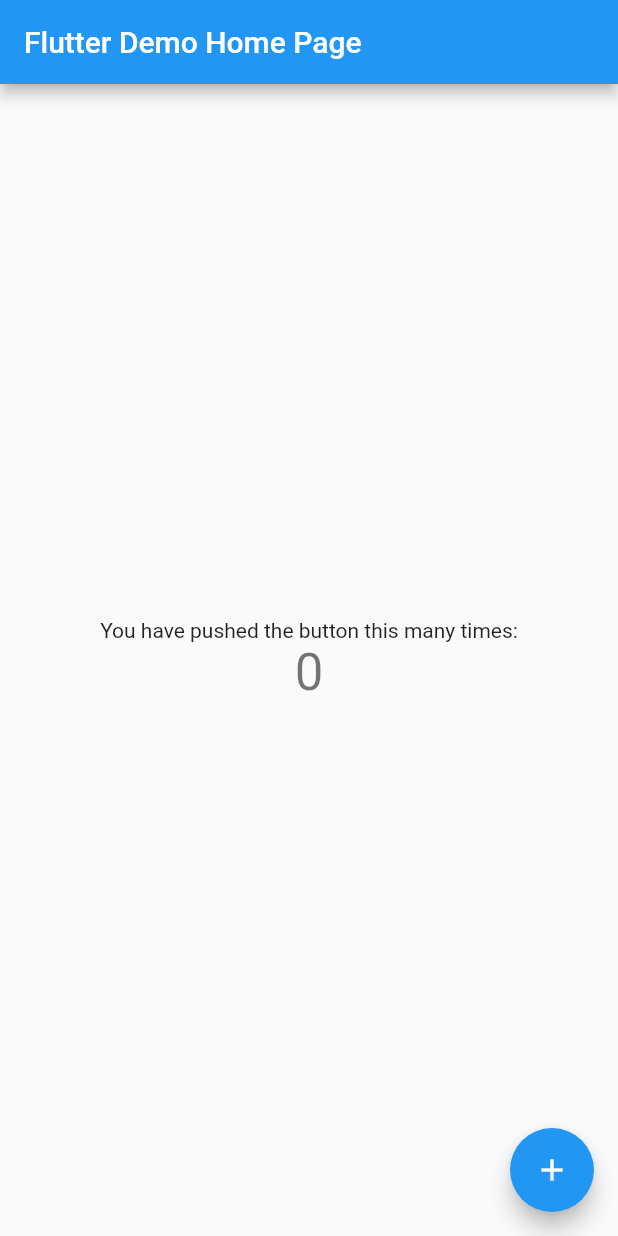
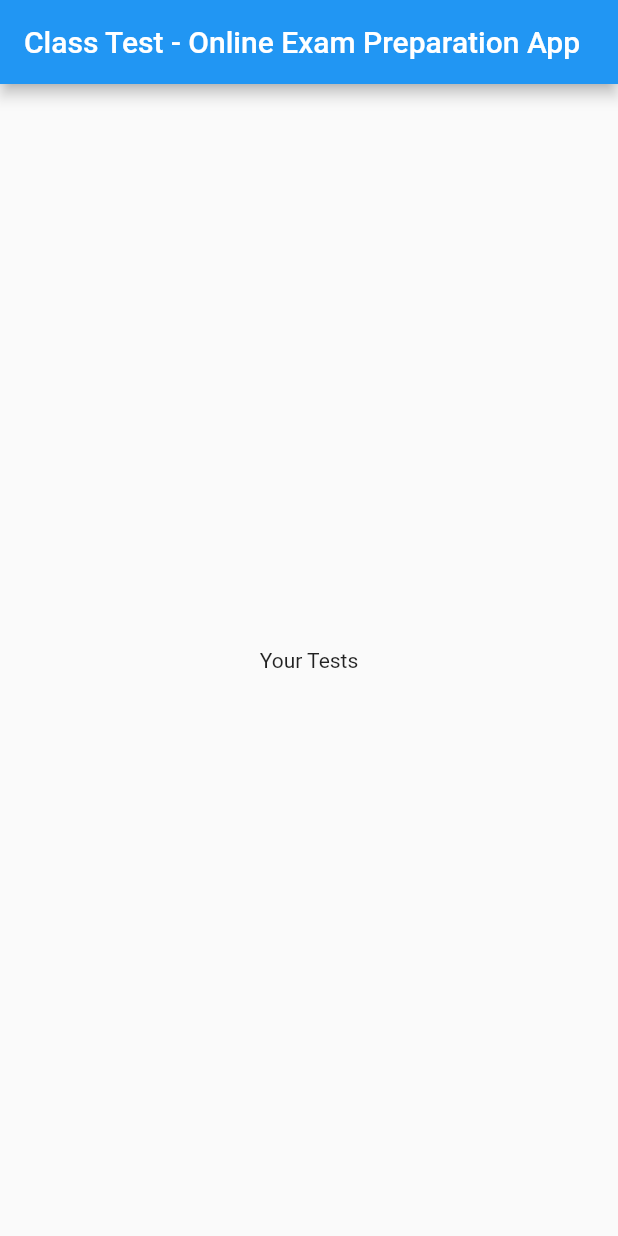
Before and after one commit to Ramji001/MyApp, a Flutter app: the screen it shows after launch, on a phone screen of 412 x 824 dp. Run offline on Flutter 3.47's test engine with Material 2 defaults, Android fonts, the phone set to English and light mode, and no system bars.

Commit message:
chapter 1 completed

```diff
--- a/class_test/lib/main.dart
+++ b/class_test/lib/main.dart
@@ -1,115 +1,22 @@
 import 'package:flutter/material.dart';
 
 void main() {
-  runApp(const MyApp());
+  runApp(MaterialApp(
+    title: "Online Class Test App",
+    home: HomePage(),
+  ));
 }
 
-class MyApp extends StatelessWidget {
-  const MyApp({Key? key}) : super(key: key);
-
-  // This widget is the root of your application.
+class HomePage extends StatelessWidget {
   @override
   Widget build(BuildContext context) {
-    return MaterialApp(
-      title: 'Flutter Demo',
-      theme: ThemeData(
-        // This is the theme of your application.
-        //
-        // Try running your application with "flutter run". You'll see the
-        // application has a blue toolbar. Then, without quitting the app, try
-        // changing the primarySwatch below to Colors.green and then invoke
-        // "hot reload" (press "r" in the console where you ran "flutter run",
-        // or simply save your changes to "hot reload" in a Flutter IDE).
-        // Notice that the counter didn't reset back to zero; the application
-        // is not restarted.
-        primarySwatch: Colors.blue,
+    return Scaffold(
+      appBar: AppBar(
+        title: Text("Class Test - Online Exam Preparation App"),
       ),
-      home: const MyHomePage(title: 'Flutter Demo Home Page'),
+      body: Container(
+        child: Center(child: Text("Your Tests")),
+      ),
     );
   }
 }
-
-class MyHomePage extends StatefulWidget {
-  const MyHomePage({Key? key, required this.title}) : super(key: key);
-
-  // This widget is the home page of your application. It is stateful, meaning
-  // that it has a State object (defined below) that contains fields that affect
-  // how it looks.
-
-  // This class is the configuration for the state. It holds the values (in this
-  // case the title) provided by the parent (in this case the App widget) and
-  // used by the build method of the State. Fields in a Widget subclass are
-  // always marked "final".
-
-  final String title;
-
-  @override
-  State<MyHomePage> createState() => _MyHomePageState();
-}
-
-class _MyHomePageState extends State<MyHomePage> {
-  int _counter = 0;
-
-  void _incrementCounter() {
-    setState(() {
-      // This call to setState tells the Flutter framework that something has
-      // changed in this State, which causes it to rerun the build method below
-      // so that the display can reflect the updated values. If we changed
-      // _counter without calling setState(), then the build method would not be
-      // called again, and so nothing would appear to happen.
-      _counter++;
-    });
-  }
-
-  @override
-  Widget build(BuildContext context) {
-    // This method is rerun every time setState is called, for instance as done
-    // by the _incrementCounter method above.
-    //
-    // The Flutter framework has been optimized to make rerunning build methods
-    // fast, so that you can just rebuild anything that needs updating rather
-    // than having to individually change instances of widgets.
-    return Scaffold(
-      appBar: AppBar(
-        // Here we take the value from the MyHomePage object that was created by
-        // the App.build method, and use it to set our appbar title.
-        title: Text(widget.title),
-      ),
-      body: Center(
-        // Center is a layout widget. It takes a single child and positions it
-        // in the middle of the parent.
-        child: Column(
-          // Column is also a layout widget. It takes a list of children and
-          // arranges them vertically. By default, it sizes itself to fit its
-          // children horizontally, and tries to be as tall as its parent.
-          //
-          // Invoke "debug painting" (press "p" in the console, choose the
-          // "Toggle Debug Paint" action from the Flutter Inspector in Android
-          // Studio, or the "Toggle Debug Paint" command in Visual Studio Code)
-          // to see the wireframe for each widget.
-          //
-          // Column has various properties to control how it sizes itself and
-          // how it positions its children. Here we use mainAxisAlignment to
-          // center the children vertically; the main axis here is the vertical
-          // axis because Columns are vertical (the cross axis would be
-          // horizontal).
-          mainAxisAlignment: MainAxisAlignment.center,
-          children: <Widget>[
-            const Text(
-              'You have pushed the button this many times:',
-            ),
-            Text(
-              '$_counter',
-              style: Theme.of(context).textTheme.headline4,
-            ),
-          ],
-        ),
-      ),
-      floatingActionButton: FloatingActionButton(
-        onPressed: _incrementCounter,
-        tooltip: 'Increment',
-        child: const Icon(Icons.add),
-      ), // This trailing comma makes auto-formatting nicer for build methods.
-    );
-  }
-}
```
